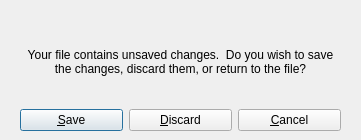
Before: the Qt Designer form src/neurogui/filedirtydialog.ui in chalcolith/neurolab, drawn with Qt 5.
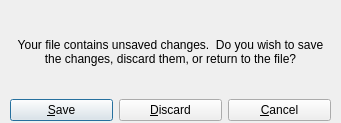
After: the same form once the commit is applied.

Diff of the .ui file:
```diff
--- a/src/neurogui/filedirtydialog.ui
+++ b/src/neurogui/filedirtydialog.ui
@@ -6,8 +6,8 @@
    <rect>
     <x>0</x>
     <y>0</y>
-    <width>361</width>
-    <height>140</height>
+    <width>341</width>
+    <height>123</height>
    </rect>
   </property>
   <property name="windowTitle">
@@ -16,8 +16,8 @@
   <widget class="QWidget" name="layoutWidget">
    <property name="geometry">
     <rect>
-     <x>20</x>
-     <y>20</y>
+     <x>10</x>
+     <y>10</y>
      <width>321</width>
      <height>111</height>
     </rect>
```
